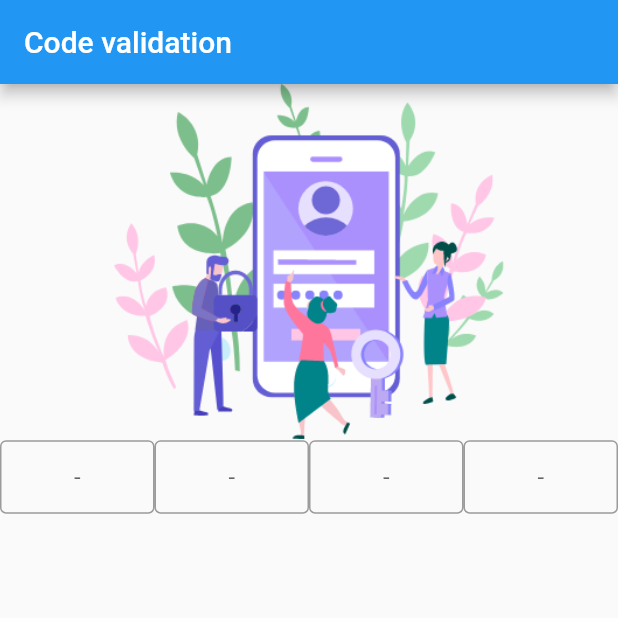
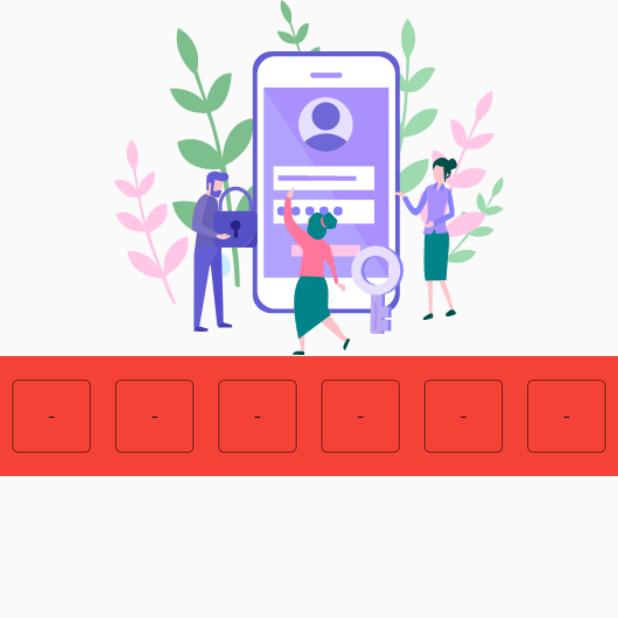
Before and after one commit to ayoubboum/pin_input_code_field, a Flutter app: the screen it shows after launch, on a phone screen of 412 x 824 dp, the top half of it. Run offline on Flutter 3.47's test engine with Material 2 defaults, Android fonts, the phone set to English and light mode, and no system bars.

Commit message:
TextField auto generated

```diff
--- a/lib/main.dart
+++ b/lib/main.dart
@@ -29,6 +29,9 @@ class _MyHomePageState extends State<MyHomePage> {
   var txt2 = TextEditingController();
   var txt3 = TextEditingController();
   var txt4 = TextEditingController();
+
+  List<Widget> input_fields = [];
+
   @override
   void initState() {
     super.initState();
@@ -53,9 +56,6 @@ class _MyHomePageState extends State<MyHomePage> {
   @override
   Widget build(BuildContext context) {
     return Scaffold(
-      appBar: AppBar(
-        title: Text('Code validation'),
-      ),
       body: Center(
         child: Column(
           children: <Widget>[
@@ -63,21 +63,28 @@ class _MyHomePageState extends State<MyHomePage> {
               'assets/imgs/img-1.png',
               width: 260.0,
             ),
-            Row(
-              children: <Widget>[
-                Expanded(
-                  child: Container(
-                    width: 20.0,
+            Container(
+              color: Colors.red,
+              height: 80.0,
+              child: ListView.builder(
+                scrollDirection: Axis.horizontal,
+                physics: FixedExtentScrollPhysics(),
+                itemCount: 6,
+                itemBuilder: (context, index) {
+                  return Container(
+                    alignment: Alignment.center,
+                    width: MediaQuery.of(context).size.width / 6,
+                    padding: EdgeInsets.all(8.0),
                     child: TextField(
+                      controller: txt1,
+                      focusNode: myFocusNode1,
+                      keyboardType: TextInputType.number,
+                      maxLength: 1,
                       showCursor: false,
-                      controller: txt1,
                       autofocus: false,
                       autocorrect: false,
                       enableInteractiveSelection: false,
                       textAlign: TextAlign.center,
-                      maxLength: 1,
-                      focusNode: myFocusNode1,
-                      keyboardType: TextInputType.number,
                       decoration: InputDecoration(
                         hintText: '-',
                         border: OutlineInputBorder(),
@@ -97,112 +104,15 @@ class _MyHomePageState extends State<MyHomePage> {
                         FocusScope.of(context).requestFocus(myFocusNode2);
                       },
                     ),
-                  ),
-                ),
-                Expanded(
-                  child: Container(
-                    child: TextField(
-                      showCursor: false,
-                      controller: txt2,
-                      autofocus: false,
-                      autocorrect: false,
-                      enableInteractiveSelection: false,
-                      textAlign: TextAlign.center,
-                      maxLength: 1,
-                      focusNode: myFocusNode2,
-                      keyboardType: TextInputType.number,
-                      decoration: InputDecoration(
-                        hintText: '-',
-                        border: OutlineInputBorder(),
-                        counter: Offstage(),
-                        contentPadding: EdgeInsets.symmetric(
-                          vertical: 15.0,
-                        ),
-                      ),
-                      onChanged: (text) {
-                        FocusScope.of(context).requestFocus(myFocusNode3);
-                        myFocusNode2.addListener(() {
-                          if (myFocusNode2.hasFocus && txt2.text.length >= 1) {
-                            txt2.selection = TextSelection.fromPosition(
-                              TextPosition(offset: txt2.text.length - 1),
-                            );
-                          }
-                        });
-                      },
-                    ),
-                  ),
-                ),
-                Expanded(
-                  child: Container(
-                    child: TextField(
-                      showCursor: false,
-                      controller: txt3,
-                      autofocus: false,
-                      autocorrect: false,
-                      enableInteractiveSelection: false,
-                      textAlign: TextAlign.center,
-                      maxLength: 1,
-                      focusNode: myFocusNode3,
-                      keyboardType: TextInputType.number,
-                      decoration: InputDecoration(
-                        hintText: '-',
-                        border: OutlineInputBorder(),
-                        counter: Offstage(),
-                        contentPadding: EdgeInsets.symmetric(
-                          vertical: 15.0,
-                        ),
-                      ),
-                      onChanged: (text) {
-                        FocusScope.of(context).requestFocus(myFocusNode4);
-                        myFocusNode3.addListener(() {
-                          if (myFocusNode3.hasFocus && txt3.text.length >= 1) {
-                            txt3.selection = TextSelection.fromPosition(
-                              TextPosition(offset: txt3.text.length - 1),
-                            );
-                          }
-                        });
-                      },
-                    ),
-                  ),
-                ),
-                Expanded(
-                  child: Container(
-                    child: TextField(
-                      showCursor: false,
-                      controller: txt4,
-                      autofocus: false,
-                      autocorrect: false,
-                      enableInteractiveSelection: false,
-                      textAlign: TextAlign.center,
-                      maxLength: 1,
-                      focusNode: myFocusNode4,
-                      keyboardType: TextInputType.number,
-                      decoration: InputDecoration(
-                        hintText: '-',
-                        border: OutlineInputBorder(),
-                        counter: Offstage(),
-                        contentPadding: EdgeInsets.symmetric(
-                          vertical: 15.0,
-                        ),
-                      ),
-                      onChanged: (text) {
-                        myFocusNode4.addListener(() {
-                          if (myFocusNode4.hasFocus && txt4.text.length >= 1) {
-                            txt4.selection = TextSelection.fromPosition(
-                              TextPosition(offset: txt4.text.length - 1),
-                            );
-                          }
-                        });
-                        txt4.text = text;
-                      },
-                    ),
-                  ),
-                ),
-              ],
-            ),
+                  );
+                },
+              ),
+            )
           ],
         ),
       ),
     );
   }
+
+  Function setUpNextFocusTextField() {}
 }
```
